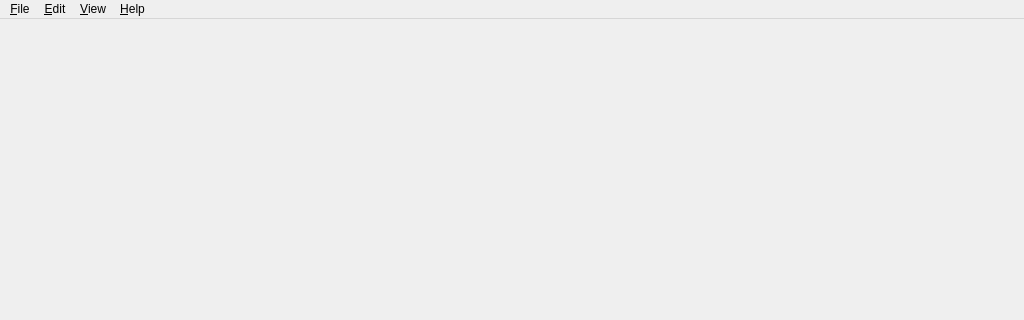
The window that client/mainwindow.ui (pstavirs/ostinato) describes before a commit, drawn with Qt 5; both pictures show x 0 to 1024 and y 0 to 320 of the 1024 by 700 pixel window.
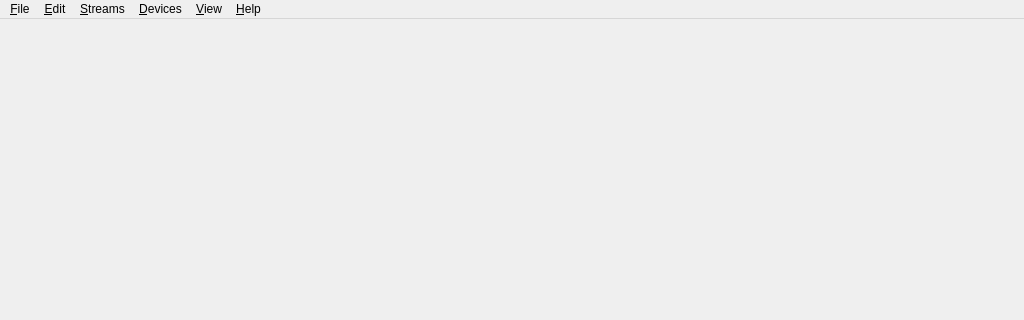
The same window after the commit. Icons and pictures are not drawn.

Commit message:
Add Stream and Device menus to main window menu bar
Stream and Device related actions from the File menu has been moved
under these new menus

What changed in the file:
```diff
--- a/client/mainwindow.ui
+++ b/client/mainwindow.ui
@@ -45,6 +45,17 @@
      <string>&amp;Edit</string>
     </property>
    </widget>
+   <widget class="QMenu" name="menuStreams" >
+    <property name="title" >
+     <string>&amp;Streams</string>
+    </property>
+    <addaction name="actionTest" />
+   </widget>
+   <widget class="QMenu" name="menuDevices" >
+    <property name="title" >
+     <string>&amp;Devices</string>
+    </property>
+   </widget>
    <widget class="QMenu" name="menuView" >
     <property name="title" >
      <string>&amp;View</string>
@@ -54,6 +65,8 @@
    </widget>
    <addaction name="menuFile" />
    <addaction name="menuEdit" />
+   <addaction name="menuStreams" />
+   <addaction name="menuDevices" />
    <addaction name="menuView" />
    <addaction name="menuHelp" />
   </widget>
```
Left out of the diff: 1 changed line with no effect on the pictures. The commit also changes 3 other files.
